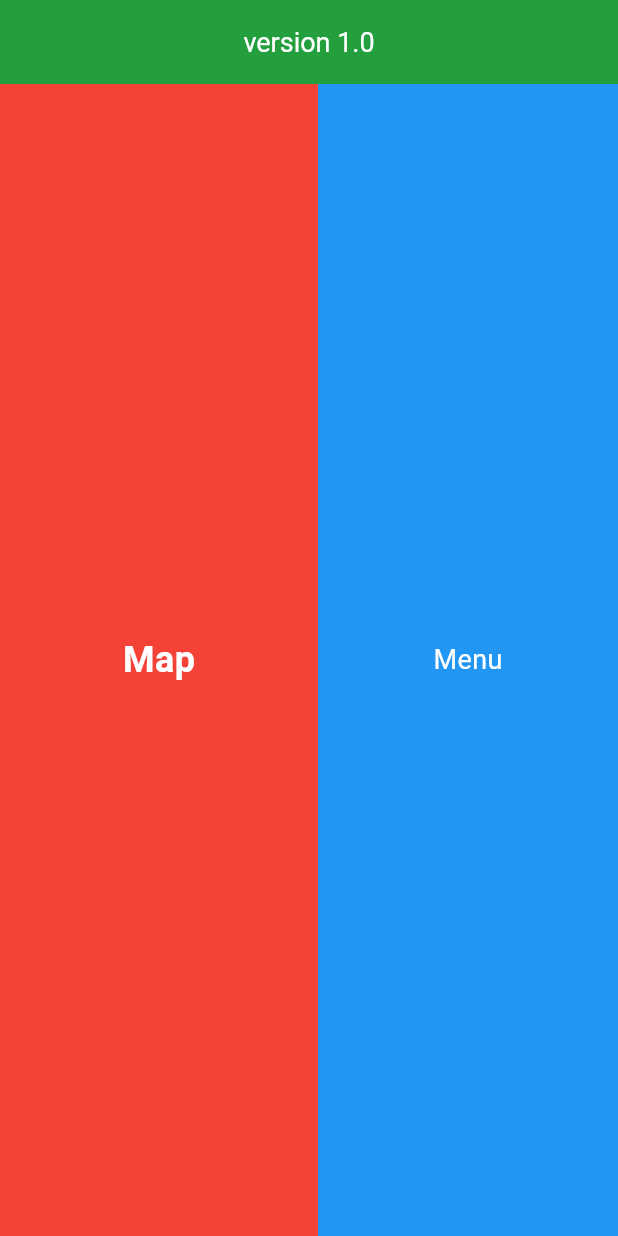
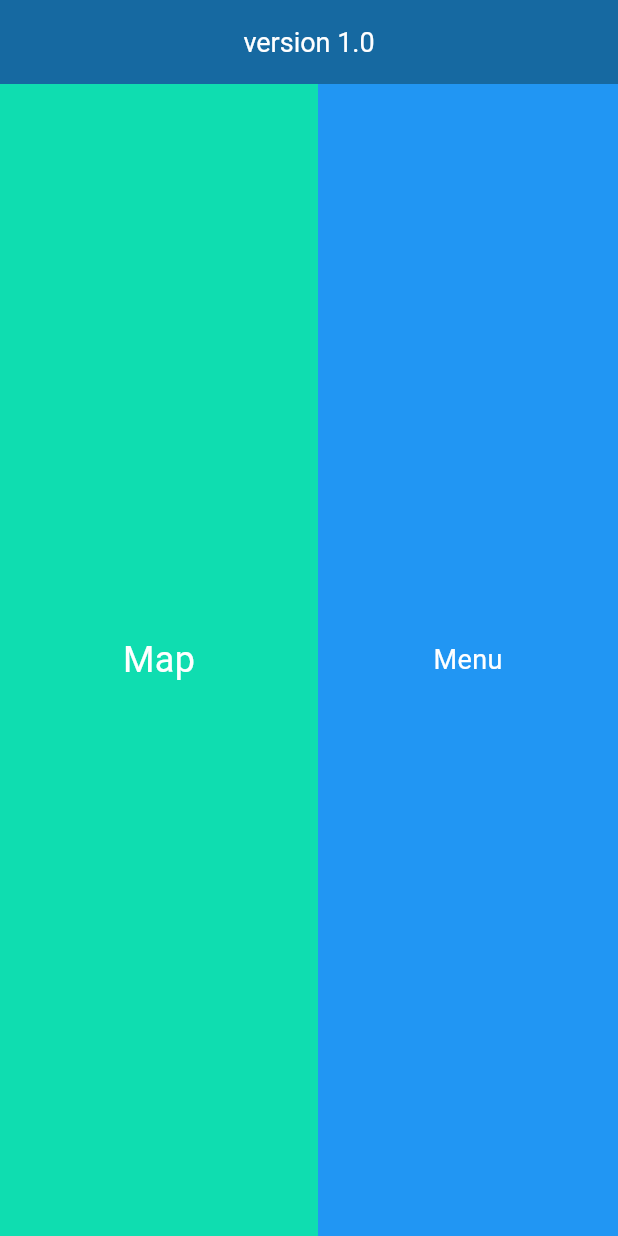
Before and after one commit to jarek420/IPZ, a Flutter app: the screen it shows after launch, on a phone screen of 412 x 824 dp. Run offline on Flutter 3.47's test engine with Material 3 defaults, Android fonts, the phone set to English and light mode, and no system bars; Roboto replaces fonts that are missing (Arial).

Commit message:
Color changes

```diff
--- a/ipz_parkinghunter/lib/Pages/MainPage_view.dart
+++ b/ipz_parkinghunter/lib/Pages/MainPage_view.dart
@@ -7,7 +7,7 @@ class MainPage extends StatelessWidget {
       backgroundColor: const Color.fromARGB(247, 247, 247, 247),
       appBar: AppBar(
         elevation: 0.0,
-        backgroundColor: Color.fromARGB(247, 28, 156, 56),
+        backgroundColor: Color.fromARGB(247, 15, 101, 158),
         title: Text(
           'version 1.0',
           style: TextStyle(
@@ -28,7 +28,7 @@ class MainPage extends StatelessWidget {
                   Expanded(
                     child: Container(
                       decoration: BoxDecoration(
-                        color: Colors.red,
+                        color: Color.fromARGB(255, 15, 221, 176),
                       ),
                       child: Center(
                         child: Text(
@@ -37,7 +37,7 @@ class MainPage extends StatelessWidget {
                             color: Colors.white,
                             fontFamily: 'Arial',
                             fontSize: 24,
-                            fontWeight: FontWeight.bold,
+
                           ),
                         ),
                       ),
```
